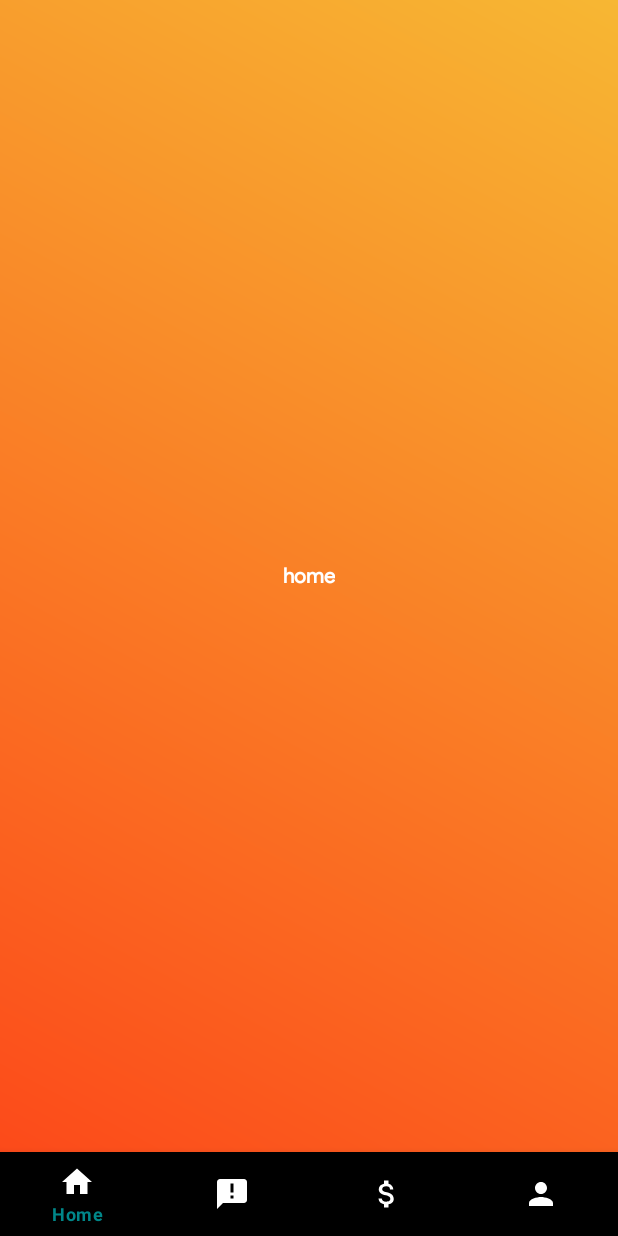
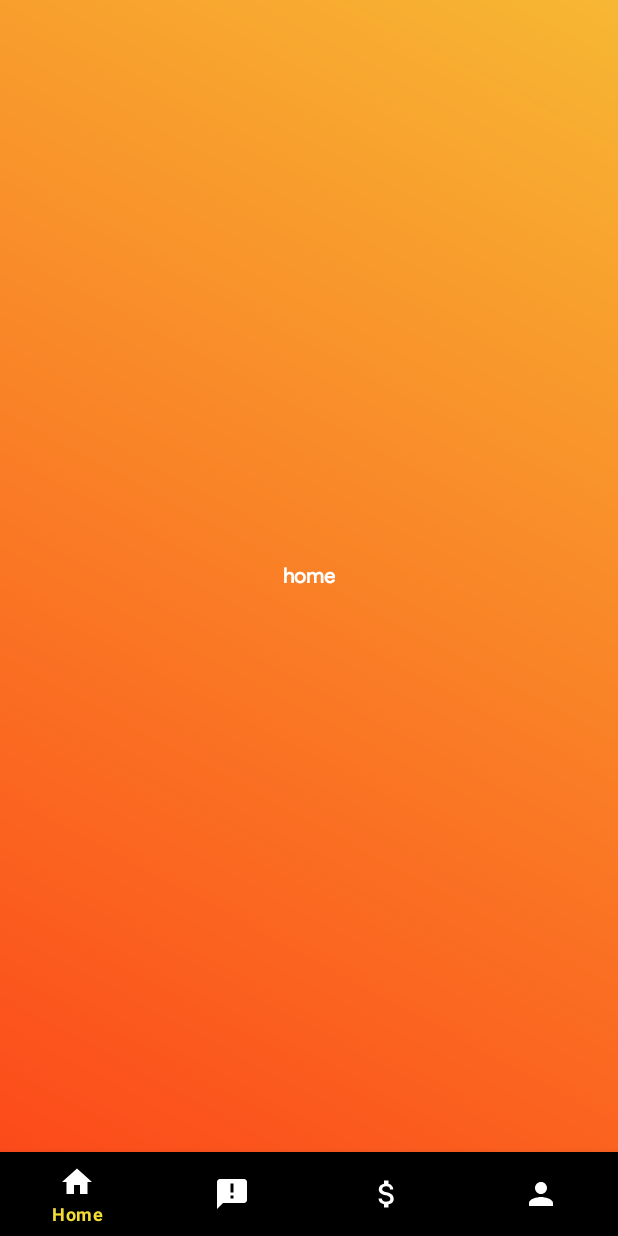
Before and after one commit to tejasvisoi/51KE, an Android app: the screen it shows after launch (MainActivity), on a phone screen of 412 x 824 dp. Run offline under Robolectric (Android 15) with nearby library versions, the phone set to English and light mode, and no system bars.

Commit message:
Colours changed

```diff
--- a/app/src/main/res/values/colors.xml
+++ b/app/src/main/res/values/colors.xml
@@ -1,6 +1,6 @@
 <?xml version="1.0" encoding="utf-8"?>
 <resources>
-    <color name="colorPrimary">#008789</color>
-    <color name="colorPrimaryDark">#00574A</color>
-    <color name="colorAccent">#D97B69</color>
+    <color name="colorPrimary">#f2dc35</color>
+    <color name="colorPrimaryDark">#522be0</color>
+    <color name="colorAccent">#43db3b</color>
 </resources>
```
